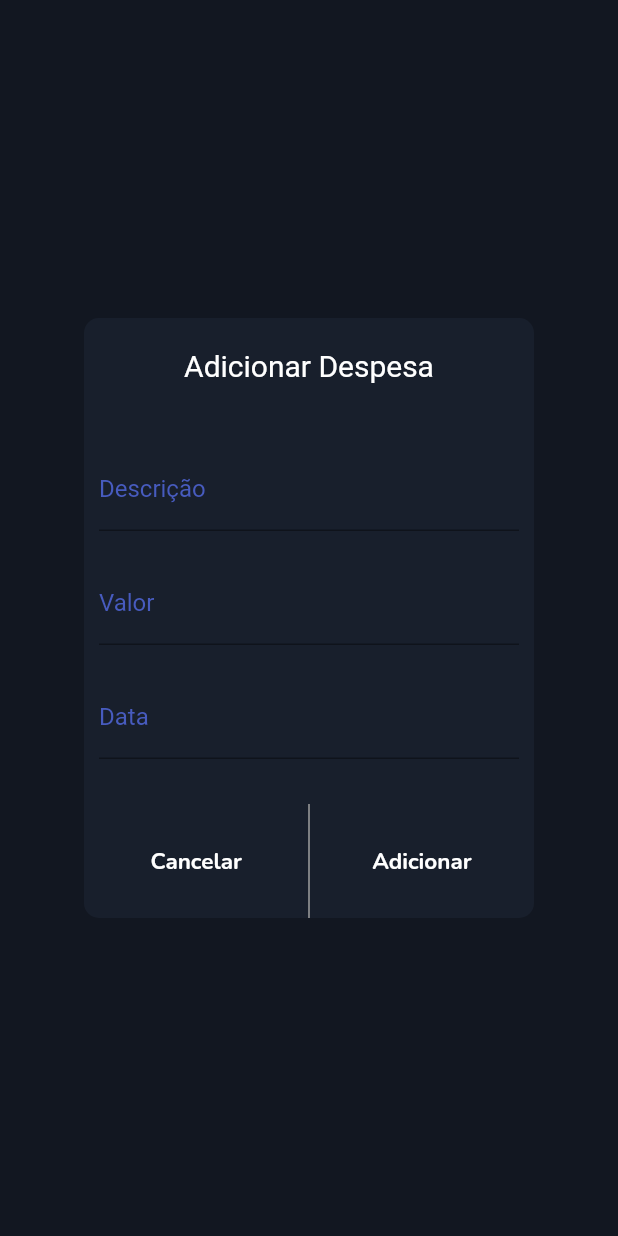
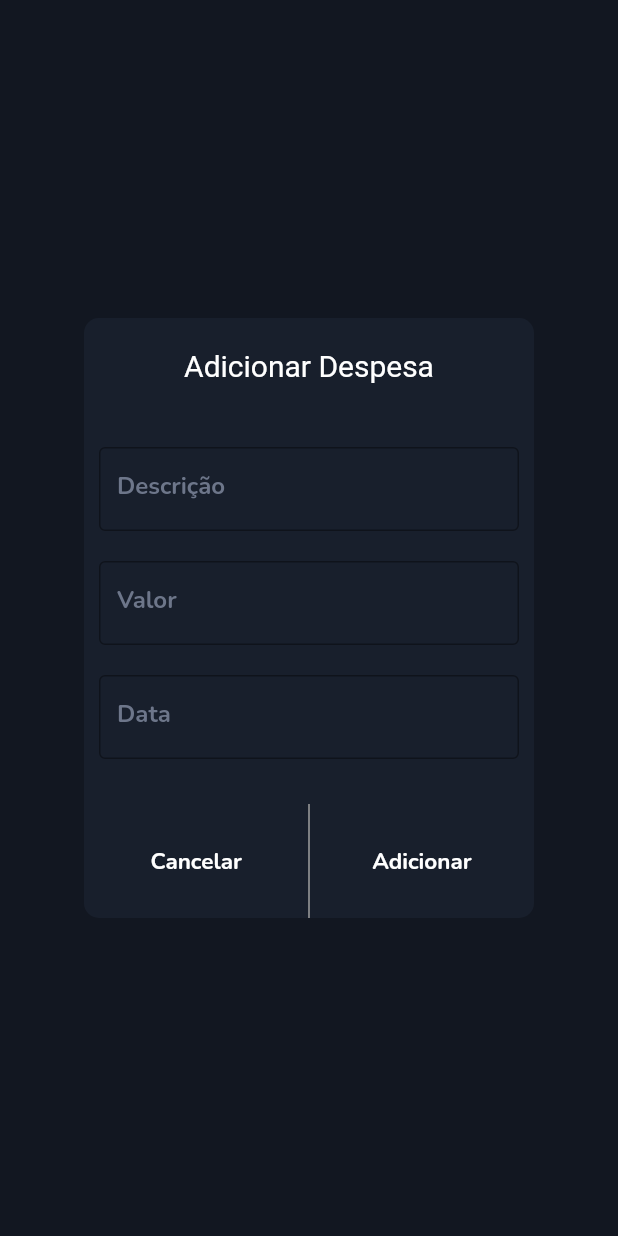
Before and after one commit to lucastsan/pocket_finances, a Flutter app: the CurrentExpensesPage screen opened directly, after a tap on the "add" icon, on a phone screen of 412 x 824 dp. Run offline on Flutter 3.47's test engine with Material 2 defaults, Android fonts, the phone set to English and light mode, and no system bars; our stand-ins replace google_fonts, percent_indicator, shared_preferences; accounts and stored records are empty.

Commit message:
selected items bar added

```diff
--- /dev/null
+++ b/lib/components/snackbar.dart
@@ -0,0 +1,8 @@
+import 'package:flutter/material.dart';
+
+class SnackBarSelection extends SnackBar {
+  SnackBarSelection({required this.selectedItems})
+      : super(content: Text(selectedItems.toString() + ' Items selecionados'));
+
+  final int selectedItems;
+}
--- a/lib/constants.dart
+++ b/lib/constants.dart
@@ -51,4 +51,5 @@ const Color kSelectionColor = Color(0xFF475BBF);
 const Color kHighlightColor = Color(0x70475BBF);
 TextStyle kDeactivateText = GoogleFonts.nunito(
   color: Color(0xFF6D768A),
+  fontWeight: FontWeight.bold,
 );
--- a/lib/screens/add_current_expenses.dart
+++ b/lib/screens/add_current_expenses.dart
@@ -59,20 +59,18 @@ class AddCurrentExpenses extends StatelessWidget {
                   Expanded(
                     child: Padding(
                       padding: const EdgeInsets.all(10.0),
-                      child: TextFormField(
+                      child: ExpTextField(
                         controller: _expenseNameController,
-                        decoration: InputDecoration(labelText: 'Descrição'),
+                        hintText: 'Descrição',
                       ),
                     ),
                   ),
                   Expanded(
                     child: Padding(
                       padding: const EdgeInsets.all(10.0),
-                      child: TextFormField(
+                      child: ExpTextField(
                         controller: _expenseValueController,
-                        decoration: InputDecoration(
-                          labelText: 'Valor',
-                        ),
+                        hintText: 'Valor',
                         keyboardType: TextInputType.number,
                       ),
                     ),
@@ -80,9 +78,9 @@ class AddCurrentExpenses extends StatelessWidget {
                   Expanded(
                     child: Padding(
                       padding: const EdgeInsets.all(10.0),
-                      child: TextFormField(
+                      child: ExpTextField(
                         controller: _expenseDateController,
-                        decoration: InputDecoration(labelText: 'Data'),
+                        hintText: 'Data',
                       ),
                     ),
                   ),
@@ -138,3 +136,29 @@ class AddCurrentExpenses extends StatelessWidget {
     );
   }
 }
+
+class ExpTextField extends StatelessWidget {
+  const ExpTextField(
+      {Key? key,
+      required this.controller,
+      required this.hintText,
+      this.keyboardType})
+      : super(key: key);
+
+  final TextEditingController controller;
+  final String hintText;
+  final TextInputType? keyboardType;
+
+  @override
+  Widget build(BuildContext context) {
+    return TextFormField(
+      controller: controller,
+      decoration: InputDecoration(
+        hintText: hintText,
+        hintStyle: kDeactivateText,
+        border: OutlineInputBorder(),
+      ),
+      keyboardType: keyboardType ?? TextInputType.text,
+    );
+  }
+}
--- a/lib/screens/current_expenses.dart
+++ b/lib/screens/current_expenses.dart
@@ -5,6 +5,7 @@ import 'package:pocket_finances/components/hero_dialog_route.dart';
 import 'package:pocket_finances/constants.dart';
 import 'package:pocket_finances/models/expense_model.dart';
 import 'package:pocket_finances/screens/add_current_expenses.dart';
+import 'package:pocket_finances/components/snackbar.dart';
 
 class CurrentExpensesPage extends StatefulWidget {
   const CurrentExpensesPage({Key? key}) : super(key: key);
@@ -17,11 +18,14 @@ class _CurrentExpensesPageState extends State<CurrentExpensesPage> {
   final String heroTag = 'add-current-expense';
   late List<Expense> expensesList;
   List<int> _selectedItems = [];
+  late SnackBar snackbar =
+      SnackBarSelection(selectedItems: _selectedItems.length);
 
   @override
   Widget build(BuildContext context) {
     return Scaffold(
       body: Container(
+        margin: EdgeInsets.only(top: 10),
         child: FutureBuilder(
           future: getExpensesList().then((value) => expensesList = value),
           initialData: expensesList = [],
@@ -46,6 +50,8 @@ class _CurrentExpensesPageState extends State<CurrentExpensesPage> {
                         onLongPress: () {
                           if (!_selectedItems.contains(index)) {
                             setState(() {
+                              ScaffoldMessenger.of(context)
+                                  .showSnackBar(snackbar);
                               _selectedItems.add(index);
                               print(_selectedItems);
                             });
```
